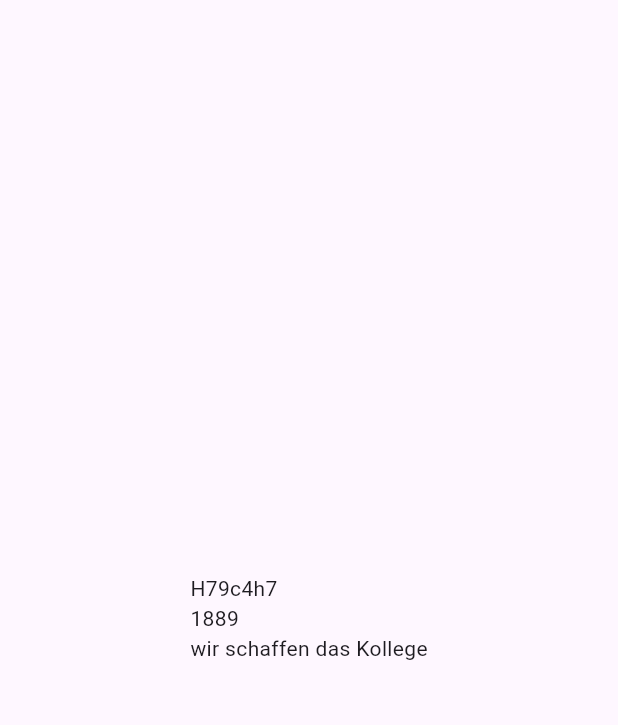
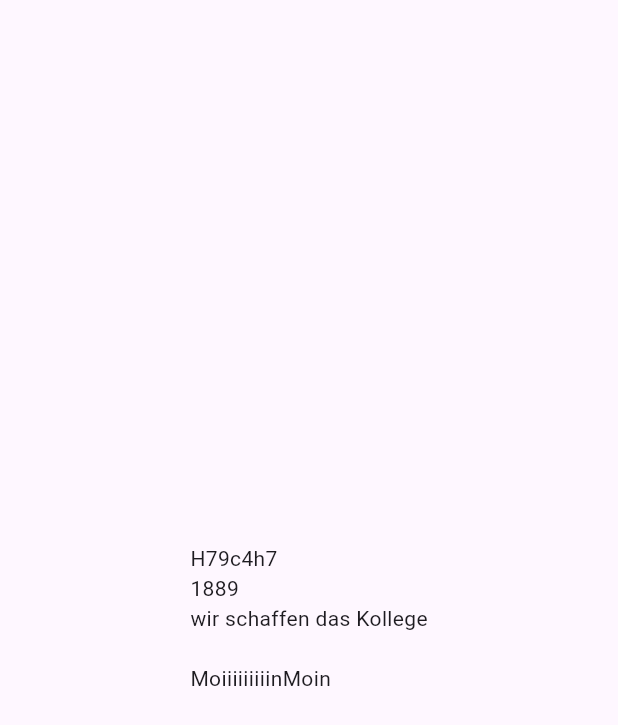
Before and after one commit to Bensdings/skill_tree, a Flutter app: the screen it shows after launch, on a phone screen of 412 x 824 dp. Shown: the top 725 px of the screen. Run offline on Flutter 3.47's test engine with Material 3 defaults, Android fonts, the phone set to English and light mode, and no system bars.

Commit message:
BLA änderung1

```diff
--- a/lib/main.dart
+++ b/lib/main.dart
@@ -12,7 +12,8 @@ class MainApp extends StatelessWidget {
     return const MaterialApp(
       home: Scaffold(
         body: Center(
-          child: Text('H79c4h7\n1889\nwir schaffen das Kollege'),
+          child: Text(
+              'H79c4h7\n1889\nwir schaffen das Kollege\n\nMoiiiiiiiiinMoin'),
         ),
       ),
     );
```
